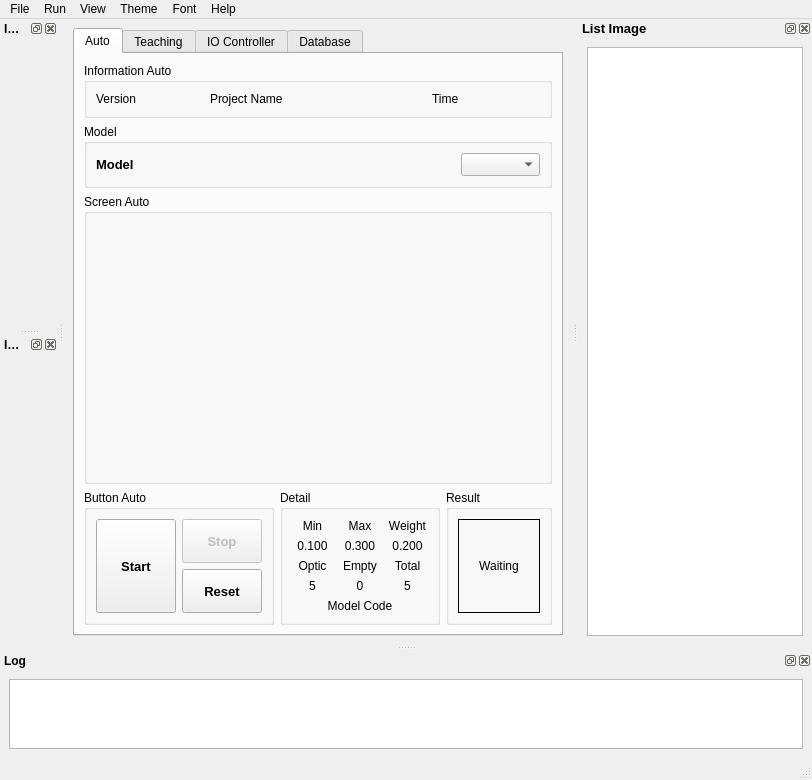
Above: ui/MainWindow.ui from vananh2606/ProjectProcessingImage before the change. Below: the same form after it.
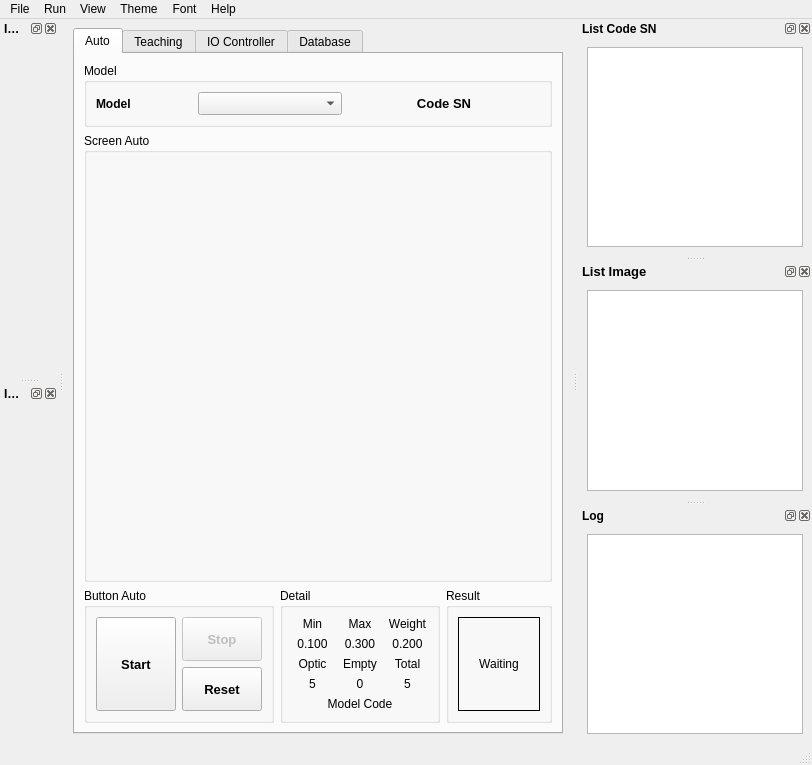
That is the form after the change.

```diff
--- a/ui/MainWindow.ui
+++ b/ui/MainWindow.ui
@@ -39,90 +39,8 @@
        <attribute name="title">
         <string>Auto</string>
        </attribute>
-       <layout class="QGridLayout" name="gridLayoutAuto" rowstretch="1,1,8,2" columnstretch="2,3,2">
-        <item row="1" column="0" colspan="3">
-         <widget class="QGroupBox" name="groupBoxModel">
-          <property name="title">
-           <string>Model</string>
-          </property>
-          <layout class="QGridLayout" name="gridLayout_9" columnstretch="5,1">
-           <item row="0" column="0">
-            <widget class="QLabel" name="label_model">
-             <property name="font">
-              <font>
-               <pointsize>10</pointsize>
-               <weight>75</weight>
-               <bold>true</bold>
-              </font>
-             </property>
-             <property name="text">
-              <string>Model</string>
-             </property>
-            </widget>
-           </item>
-           <item row="0" column="1">
-            <widget class="QComboBox" name="combo_model">
-             <property name="font">
-              <font>
-               <pointsize>10</pointsize>
-               <weight>50</weight>
-               <bold>false</bold>
-              </font>
-             </property>
-            </widget>
-           </item>
-          </layout>
-         </widget>
-        </item>
-        <item row="3" column="2">
-         <widget class="QGroupBox" name="groupBoxResult">
-          <property name="sizePolicy">
-           <sizepolicy hsizetype="Expanding" vsizetype="Expanding">
-            <horstretch>0</horstretch>
-            <verstretch>0</verstretch>
-           </sizepolicy>
-          </property>
-          <property name="title">
-           <string>Result</string>
-          </property>
-          <layout class="QHBoxLayout" name="horizontalLayoutResult">
-           <item>
-            <widget class="QLabel" name="label_result">
-             <property name="sizePolicy">
-              <sizepolicy hsizetype="Expanding" vsizetype="Expanding">
-               <horstretch>1</horstretch>
-               <verstretch>1</verstretch>
-              </sizepolicy>
-             </property>
-             <property name="frameShape">
-              <enum>QFrame::Box</enum>
-             </property>
-             <property name="text">
-              <string>Waiting</string>
-             </property>
-             <property name="alignment">
-              <set>Qt::AlignCenter</set>
-             </property>
-            </widget>
-           </item>
-          </layout>
-         </widget>
-        </item>
-        <item row="2" column="0" colspan="3">
-         <widget class="QGroupBox" name="groupBoxAuto">
-          <property name="sizePolicy">
-           <sizepolicy hsizetype="Expanding" vsizetype="Expanding">
-            <horstretch>10</horstretch>
-            <verstretch>15</verstretch>
-           </sizepolicy>
-          </property>
-          <property name="title">
-           <string>Screen Auto</string>
-          </property>
-          <layout class="QHBoxLayout" name="horizontalLayoutScreenAuto"/>
-         </widget>
-        </item>
-        <item row="3" column="0">
+       <layout class="QGridLayout" name="gridLayoutAuto" columnstretch="2,3,2" rowminimumheight="1,6,3">
+        <item row="2" column="0">
          <widget class="QGroupBox" name="groupBoxBtnAuto">
           <property name="sizePolicy">
            <sizepolicy hsizetype="Expanding" vsizetype="Expanding">
@@ -209,43 +127,7 @@
           </layout>
          </widget>
         </item>
-        <item row="0" column="0" colspan="3">
-         <widget class="QGroupBox" name="groupBoxInfo">
-          <property name="sizePolicy">
-           <sizepolicy hsizetype="Expanding" vsizetype="Expanding">
-            <horstretch>0</horstretch>
-            <verstretch>0</verstretch>
-           </sizepolicy>
-          </property>
-          <property name="title">
-           <string>Information Auto</string>
-          </property>
-          <layout class="QHBoxLayout" name="horizontalLayoutInfo" stretch="2,4,2">
-           <item>
-            <widget class="QLabel" name="label_version">
-             <property name="text">
-              <string>Version</string>
-             </property>
-            </widget>
-           </item>
-           <item>
-            <widget class="QLabel" name="label_name_project">
-             <property name="text">
-              <string>Project Name</string>
-             </property>
-            </widget>
-           </item>
-           <item>
-            <widget class="QLabel" name="label_time">
-             <property name="text">
-              <string>Time</string>
-             </property>
-            </widget>
-           </item>
-          </layout>
-         </widget>
-        </item>
-        <item row="3" column="1">
+        <item row="2" column="1">
          <widget class="QGroupBox" name="groupBoxDetail">
           <property name="sizePolicy">
            <sizepolicy hsizetype="Expanding" vsizetype="Expanding">
@@ -429,6 +311,104 @@
           </layout>
          </widget>
         </item>
+        <item row="2" column="2">
+         <widget class="QGroupBox" name="groupBoxResult">
+          <property name="sizePolicy">
+           <sizepolicy hsizetype="Expanding" vsizetype="Expanding">
+            <horstretch>0</horstretch>
+            <verstretch>0</verstretch>
+           </sizepolicy>
+          </property>
+          <property name="title">
+           <string>Result</string>
+          </property>
+          <layout class="QHBoxLayout" name="horizontalLayoutResult">
+           <item>
+            <widget class="QLabel" name="label_result">
+             <property name="sizePolicy">
+              <sizepolicy hsizetype="Expanding" vsizetype="Expanding">
+               <horstretch>1</horstretch>
+               <verstretch>1</verstretch>
+              </sizepolicy>
+             </property>
+             <property name="frameShape">
+              <enum>QFrame::Box</enum>
+             </property>
+             <property name="text">
+              <string>Waiting</string>
+             </property>
+             <property name="alignment">
+              <set>Qt::AlignCenter</set>
+             </property>
+            </widget>
+           </item>
+          </layout>
+         </widget>
+        </item>
+        <item row="1" column="0" colspan="3">
+         <widget class="QGroupBox" name="groupBoxAuto">
+          <property name="sizePolicy">
+           <sizepolicy hsizetype="Expanding" vsizetype="Expanding">
+            <horstretch>10</horstretch>
+            <verstretch>15</verstretch>
+           </sizepolicy>
+          </property>
+          <property name="title">
+           <string>Screen Auto</string>
+          </property>
+          <layout class="QHBoxLayout" name="horizontalLayoutScreenAuto"/>
+         </widget>
+        </item>
+        <item row="0" column="0" colspan="3">
+         <widget class="QGroupBox" name="groupBoxModel">
+          <property name="title">
+           <string>Model</string>
+          </property>
+          <layout class="QGridLayout" name="gridLayout_9" columnstretch="2,3,4">
+           <item row="0" column="0">
+            <widget class="QLabel" name="label_model">
+             <property name="font">
+              <font>
+               <weight>75</weight>
+               <bold>true</bold>
+              </font>
+             </property>
+             <property name="text">
+              <string>Model</string>
+             </property>
+            </widget>
+           </item>
+           <item row="0" column="1">
+            <widget class="QComboBox" name="combo_model">
+             <property name="font">
+              <font>
+               <pointsize>10</pointsize>
+               <weight>50</weight>
+               <bold>false</bold>
+              </font>
+             </property>
+            </widget>
+           </item>
+           <item row="0" column="2">
+            <widget class="QLabel" name="label_code_sn">
+             <property name="font">
+              <font>
+               <pointsize>10</pointsize>
+               <weight>75</weight>
+               <bold>true</bold>
+              </font>
+             </property>
+             <property name="text">
+              <string>Code SN</string>
+             </property>
+             <property name="alignment">
+              <set>Qt::AlignCenter</set>
+             </property>
+            </widget>
+           </item>
+          </layout>
+         </widget>
+        </item>
        </layout>
       </widget>
       <widget class="QWidget" name="tab_teaching">
@@ -2264,6 +2244,61 @@
    <addaction name="menuAbout"/>
   </widget>
   <widget class="QStatusBar" name="statusbar"/>
+  <widget class="QDockWidget" name="dockWidgetImageBinary">
+   <property name="font">
+    <font>
+     <weight>75</weight>
+     <bold>true</bold>
+    </font>
+   </property>
+   <property name="windowTitle">
+    <string>Image Binary</string>
+   </property>
+   <attribute name="dockWidgetArea">
+    <number>1</number>
+   </attribute>
+   <widget class="QWidget" name="dockWidgetContentsImageBinary">
+    <layout class="QVBoxLayout" name="verticalLayoutImageBinary"/>
+   </widget>
+  </widget>
+  <widget class="QDockWidget" name="dockWidgetImageDST">
+   <property name="font">
+    <font>
+     <weight>75</weight>
+     <bold>true</bold>
+    </font>
+   </property>
+   <property name="windowTitle">
+    <string>Image DST</string>
+   </property>
+   <attribute name="dockWidgetArea">
+    <number>1</number>
+   </attribute>
+   <widget class="QWidget" name="dockWidgetContentsImageDST">
+    <layout class="QVBoxLayout" name="verticalLayoutImageDST"/>
+   </widget>
+  </widget>
+  <widget class="QDockWidget" name="dockWidgetListCodeSN">
+   <property name="font">
+    <font>
+     <weight>75</weight>
+     <bold>true</bold>
+    </font>
+   </property>
+   <property name="windowTitle">
+    <string>List Code SN</string>
+   </property>
+   <attribute name="dockWidgetArea">
+    <number>2</number>
+   </attribute>
+   <widget class="QWidget" name="dockWidgetContentsListCodeSN">
+    <layout class="QVBoxLayout" name="verticalLayout">
+     <item>
+      <widget class="QListWidget" name="list_widget_code_sn"/>
+     </item>
+    </layout>
+   </widget>
+  </widget>
   <widget class="QDockWidget" name="dockWidgetListImage">
    <property name="font">
     <font>
@@ -2300,40 +2335,6 @@
     </layout>
    </widget>
   </widget>
-  <widget class="QDockWidget" name="dockWidgetImageBinary">
-   <property name="font">
-    <font>
-     <weight>75</weight>
-     <bold>true</bold>
-    </font>
-   </property>
-   <property name="windowTitle">
-    <string>Image Binary</string>
-   </property>
-   <attribute name="dockWidgetArea">
-    <number>1</number>
-   </attribute>
-   <widget class="QWidget" name="dockWidgetContentsImageBinary">
-    <layout class="QVBoxLayout" name="verticalLayoutImageBinary"/>
-   </widget>
-  </widget>
-  <widget class="QDockWidget" name="dockWidgetImageDST">
-   <property name="font">
-    <font>
-     <weight>75</weight>
-     <bold>true</bold>
-    </font>
-   </property>
-   <property name="windowTitle">
-    <string>Image DST</string>
-   </property>
-   <attribute name="dockWidgetArea">
-    <number>1</number>
-   </attribute>
-   <widget class="QWidget" name="dockWidgetContentsImageDST">
-    <layout class="QVBoxLayout" name="verticalLayoutImageDST"/>
-   </widget>
-  </widget>
   <widget class="QDockWidget" name="dockWidgetViewlLog">
    <property name="font">
     <font>
@@ -2345,7 +2346,7 @@
     <string>Log</string>
    </property>
    <attribute name="dockWidgetArea">
-    <number>8</number>
+    <number>2</number>
    </attribute>
    <widget class="QWidget" name="dockWidgetContentsLog">
     <layout class="QGridLayout" name="gridLayout_8" columnstretch="5,0">
```
